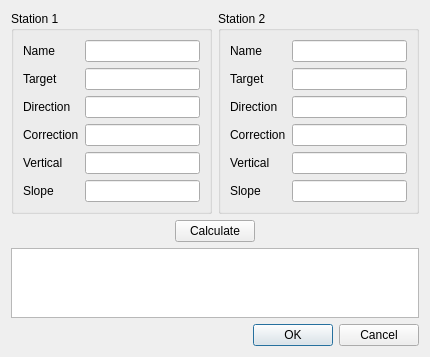
acraig5075/survey-calcs, file Dialogs/doublepolardlg.ui: the form before one commit.
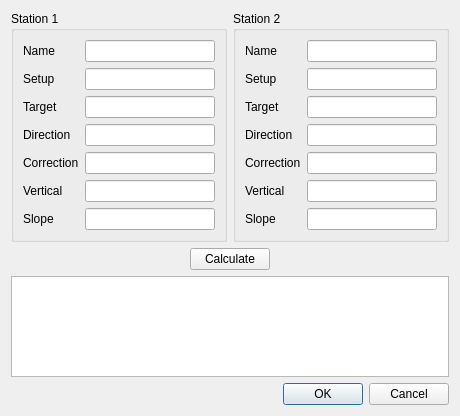
The form after the commit.

The edit to the form file:
```diff
--- a/Dialogs/doublepolardlg.ui
+++ b/Dialogs/doublepolardlg.ui
@@ -6,8 +6,8 @@
    <rect>
     <x>0</x>
     <y>0</y>
-    <width>430</width>
-    <height>342</height>
+    <width>460</width>
+    <height>416</height>
    </rect>
   </property>
   <property name="windowTitle">
@@ -33,9 +33,7 @@
        <property name="title">
         <string>Station 1</string>
        </property>
-       <layout class="QVBoxLayout" name="verticalLayout_2">
-        <item>
-         <layout class="QFormLayout" name="formLayout_3">
+       <layout class="QFormLayout" name="formLayout">
           <item row="0" column="0">
            <widget class="QLabel" name="label_13">
             <property name="text">
@@ -47,58 +45,66 @@
            <widget class="QLineEdit" name="from1Edit"/>
           </item>
           <item row="1" column="0">
+         <widget class="QLabel" name="label_2">
+          <property name="text">
+           <string>Setup</string>
+          </property>
+         </widget>
+        </item>
+        <item row="1" column="1">
+         <widget class="QLineEdit" name="setup1Edit"/>
+        </item>
+        <item row="2" column="0">
            <widget class="QLabel" name="label_14">
             <property name="text">
              <string>Target</string>
             </property>
            </widget>
           </item>
-          <item row="1" column="1">
+        <item row="2" column="1">
            <widget class="QLineEdit" name="trg1Edit"/>
           </item>
-          <item row="2" column="0">
+        <item row="3" column="0">
            <widget class="QLabel" name="label_15">
             <property name="text">
              <string>Direction</string>
             </property>
            </widget>
           </item>
-          <item row="2" column="1">
+        <item row="3" column="1">
            <widget class="QLineEdit" name="dir1Edit"/>
           </item>
-          <item row="3" column="0">
+        <item row="4" column="0">
            <widget class="QLabel" name="label_16">
             <property name="text">
              <string>Correction</string>
             </property>
            </widget>
           </item>
-          <item row="3" column="1">
+        <item row="4" column="1">
            <widget class="QLineEdit" name="oc1Edit"/>
           </item>
-          <item row="4" column="0">
+        <item row="5" column="0">
            <widget class="QLabel" name="label_17">
             <property name="text">
              <string>Vertical</string>
             </property>
            </widget>
           </item>
-          <item row="4" column="1">
+        <item row="5" column="1">
            <widget class="QLineEdit" name="ver1Edit"/>
           </item>
-          <item row="5" column="0">
+        <item row="6" column="0">
            <widget class="QLabel" name="label_18">
             <property name="text">
              <string>Slope</string>
             </property>
            </widget>
           </item>
-          <item row="5" column="1">
+        <item row="6" column="1">
            <widget class="QLineEdit" name="dis1Edit"/>
           </item>
          </layout>
-        </item>
-       </layout>
       </widget>
      </item>
      <item>
@@ -118,8 +124,6 @@
        <property name="title">
         <string>Station 2</string>
        </property>
-       <layout class="QVBoxLayout" name="verticalLayout_3">
-        <item>
          <layout class="QFormLayout" name="formLayout_2">
           <item row="0" column="0">
            <widget class="QLabel" name="label_7">
@@ -131,57 +135,65 @@
           <item row="0" column="1">
            <widget class="QLineEdit" name="from2Edit"/>
           </item>
+        <item row="1" column="1">
+         <widget class="QLineEdit" name="setup2Edit"/>
+        </item>
           <item row="1" column="0">
-           <widget class="QLabel" name="label_8">
+         <widget class="QLabel" name="label">
             <property name="text">
-             <string>Target</string>
+           <string>Setup</string>
             </property>
            </widget>
           </item>
-          <item row="1" column="1">
+        <item row="2" column="1">
            <widget class="QLineEdit" name="trg2Edit"/>
           </item>
           <item row="2" column="0">
-           <widget class="QLabel" name="label_9">
+         <widget class="QLabel" name="label_8">
             <property name="text">
-             <string>Direction</string>
+           <string>Target</string>
             </property>
            </widget>
           </item>
-          <item row="2" column="1">
+        <item row="3" column="1">
            <widget class="QLineEdit" name="dir2Edit"/>
           </item>
           <item row="3" column="0">
-           <widget class="QLabel" name="label_10">
+         <widget class="QLabel" name="label_9">
             <property name="text">
-             <string>Correction</string>
+           <string>Direction</string>
             </property>
            </widget>
           </item>
-          <item row="3" column="1">
+        <item row="4" column="1">
            <widget class="QLineEdit" name="oc2Edit"/>
           </item>
           <item row="4" column="0">
-           <widget class="QLabel" name="label_11">
+         <widget class="QLabel" name="label_10">
             <property name="text">
-             <string>Vertical</string>
+           <string>Correction</string>
             </property>
            </widget>
           </item>
-          <item row="4" column="1">
+        <item row="5" column="1">
            <widget class="QLineEdit" name="ver2Edit"/>
           </item>
           <item row="5" column="0">
-           <widget class="QLabel" name="label_12">
+         <widget class="QLabel" name="label_11">
             <property name="text">
-             <string>Slope</string>
+           <string>Vertical</string>
             </property>
            </widget>
           </item>
-          <item row="5" column="1">
+        <item row="6" column="1">
            <widget class="QLineEdit" name="dis2Edit"/>
           </item>
-         </layout>
+        <item row="6" column="0">
+         <widget class="QLabel" name="label_12">
+          <property name="text">
+           <string>Slope</string>
+          </property>
+         </widget>
         </item>
        </layout>
       </widget>
@@ -226,7 +238,11 @@
     </layout>
    </item>
    <item>
-    <widget class="QTextEdit" name="previewEdit"/>
+    <widget class="QTextEdit" name="previewEdit">
+     <property name="readOnly">
+      <bool>true</bool>
+     </property>
+    </widget>
    </item>
    <item>
     <widget class="QDialogButtonBox" name="buttonBox">
```
Lines whose indentation alone changed are shown as unchanged.
